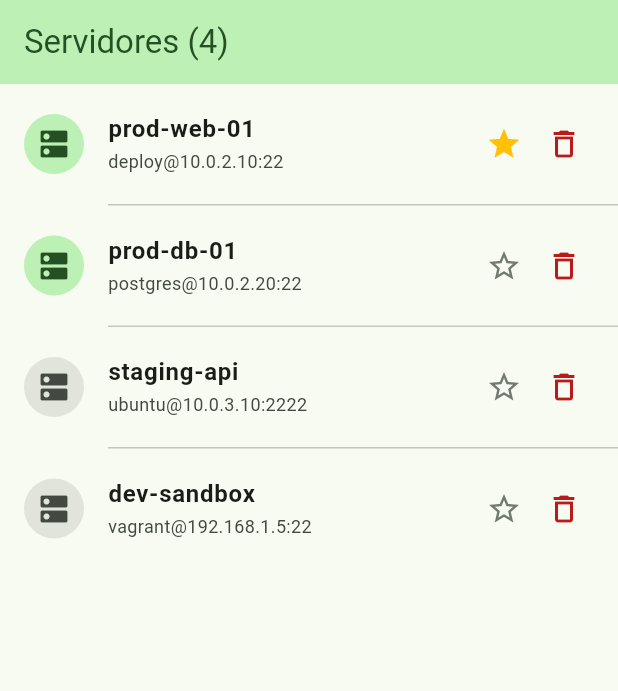
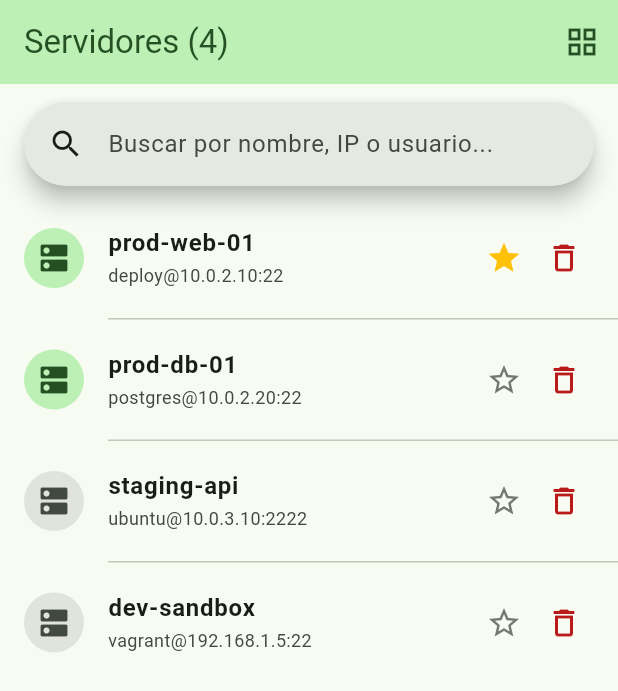
Before and after one commit to SA-1078/programacion_4_manana_colimba, a Flutter app: the screen it shows after launch, on a phone screen of 412 x 824 dp. Shown: the top 691 px of the screen. Run offline on Flutter 3.47's test engine with Material 3 defaults, Android fonts, the phone set to English and light mode, and no system bars; our stand-ins replace flutter_riverpod.

Commit message:
Clase Jueves 25 Junio 2026, Modulo_09_formularios  y modulo 10

```diff
--- a/Modulo_3/flutter/modulo09_formularios/lib/main.dart
+++ b/Modulo_3/flutter/modulo09_formularios/lib/main.dart
@@ -3,6 +3,8 @@ import 'package:flutter/material.dart';
 import 'widgets/formulario_servidor.dart';
 import 'models/servidor_ssh.dart';
 import 'widgets/fila_servidor.dart';
+import 'screens/pantalla_servidores.dart';
+import 'screens/pantalla_busqueda.dart';
 
 // ┌──────────────────────────────────────────────────────────────────┐
 // │  Cambia este número y guarda (Ctrl+S) para navegar entre pasos. │
@@ -12,27 +14,27 @@ import 'widgets/fila_servidor.dart';
 // │  4  Paso 4  GridView.builder + toggle lista/grid                │
 // │  5  Paso 5  SearchBar + filtrado en tiempo real                 │
 // └──────────────────────────────────────────────────────────────────┘
-const int paso = 3;
+const int paso = 5;
 
-void main() => runApp(
-  MaterialApp(
+void main() => runApp(MaterialApp(
   debugShowCheckedModeBanner: false,
   theme: ThemeData(
-      colorScheme: ColorScheme.fromSeed(seedColor: const Color(0xFF1B5E20)),
+    colorScheme: ColorScheme.fromSeed(
+      seedColor: const Color(0xFF1B5E20),
+    ),
     useMaterial3: true,
   ),
   home: switch (paso) {
     1 => const _Paso1(),
     2 => const _Paso2(),
     3 => const _Paso3(),
-      _ => Scaffold(
-        body: Center(child: Text('Paso $paso: crea el widget primero')),
-      ),
+    4 => const PantallaServidores(),
+    5 => const PantallaBusqueda(),
+    _ => Scaffold(body: Center(child: Text('Paso $paso no definido'))),
   },
-  ),
-);
+));
 
-// ─── Paso 1 — vive en main.dart ────────────────────────────────────────
+// ─── Paso 1 ────────────────────────────────────────────────────────────
 class _Paso1 extends StatefulWidget {
   const _Paso1();
   @override
@@ -41,10 +43,10 @@ class _Paso1 extends StatefulWidget {
 
 class _Paso1State extends State<_Paso1> {
   final _ctrlHostname = TextEditingController();
-  final _ctrlIp = TextEditingController();
-  final _ctrlPuerto = TextEditingController(text: '22');
-  final _focusIp = FocusNode();
-  final _focusPuerto = FocusNode();
+  final _ctrlIp       = TextEditingController();
+  final _ctrlPuerto   = TextEditingController(text: '22');
+  final _focusIp      = FocusNode();
+  final _focusPuerto  = FocusNode();
 
   @override
   void dispose() {
@@ -62,7 +64,7 @@ class _Paso1State extends State<_Paso1> {
 
     return Scaffold(
       appBar: AppBar(
-        title: const Text('Conexión SSH'),
+        title:           const Text('Conexión SSH'),
         backgroundColor: cs.primaryContainer,
         foregroundColor: cs.onPrimaryContainer,
       ),
@@ -72,42 +74,42 @@ class _Paso1State extends State<_Paso1> {
           crossAxisAlignment: CrossAxisAlignment.stretch,
           children: [
             TextField(
-              controller: _ctrlHostname,
-              decoration: const InputDecoration(
-                labelText: 'Hostname',
-                hintText: 'prod-web-01',
+              controller:      _ctrlHostname,
+              decoration:      const InputDecoration(
+                labelText:  'Hostname',
+                hintText:   'prod-web-01',
                 prefixIcon: Icon(Icons.dns),
-                border: OutlineInputBorder(),
+                border:     OutlineInputBorder(),
               ),
               textInputAction: TextInputAction.next,
-              onSubmitted: (_) => _focusIp.requestFocus(),
+              onSubmitted:     (_) => _focusIp.requestFocus(),
             ),
             const SizedBox(height: 12),
             TextField(
-              controller: _ctrlIp,
-              focusNode: _focusIp,
-              decoration: const InputDecoration(
-                labelText: 'Dirección IP',
-                hintText: '192.168.1.100',
+              controller:      _ctrlIp,
+              focusNode:       _focusIp,
+              decoration:      const InputDecoration(
+                labelText:  'Dirección IP',
+                hintText:   '192.168.1.100',
                 prefixIcon: Icon(Icons.router),
-                border: OutlineInputBorder(),
+                border:     OutlineInputBorder(),
               ),
-              keyboardType: TextInputType.number,
+              keyboardType:    TextInputType.number,
               textInputAction: TextInputAction.next,
-              onSubmitted: (_) => _focusPuerto.requestFocus(),
+              onSubmitted:     (_) => _focusPuerto.requestFocus(),
             ),
             const SizedBox(height: 12),
             TextField(
-              controller: _ctrlPuerto,
-              focusNode: _focusPuerto,
-              decoration: const InputDecoration(
-                labelText: 'Puerto SSH',
+              controller:      _ctrlPuerto,
+              focusNode:       _focusPuerto,
+              decoration:      const InputDecoration(
+                labelText:  'Puerto SSH',
                 prefixIcon: Icon(Icons.lock_outline),
-                border: OutlineInputBorder(),
+                border:     OutlineInputBorder(),
               ),
-              keyboardType: TextInputType.number,
+              keyboardType:    TextInputType.number,
               textInputAction: TextInputAction.done,
-              onSubmitted: (_) => FocusScope.of(context).unfocus(),
+              onSubmitted:     (_) => FocusScope.of(context).unfocus(),
             ),
             const SizedBox(height: 20),
             FilledButton.icon(
@@ -123,7 +125,7 @@ class _Paso1State extends State<_Paso1> {
                   ),
                 );
               },
-              icon: const Icon(Icons.terminal),
+              icon:  const Icon(Icons.terminal),
               label: const Text('Conectar'),
             ),
             const SizedBox(height: 8),
@@ -142,8 +144,7 @@ class _Paso1State extends State<_Paso1> {
   }
 }
 
-
-// ─── Paso 2 — vive en StatelessWidget ────────────────────────────────────────
+// ─── Paso 2 ────────────────────────────────────────────────────────────
 class _Paso2 extends StatelessWidget {
   const _Paso2();
 
@@ -164,7 +165,7 @@ class _Paso2 extends StatelessWidget {
             ScaffoldMessenger.of(context).showSnackBar(
               SnackBar(
                 content: Text(
-                    'Guardado: ${datos['nombre']} — IP: ${datos['ip']} — MAC: ${datos['mac']} — Servicios: [${datos['servicios']}]'),
+                    'Guardado: ${datos['nombre']} — ${datos['ip']}:${datos['puerto']}'),
                 behavior: SnackBarBehavior.floating,
               ),
             );
@@ -175,8 +176,7 @@ class _Paso2 extends StatelessWidget {
   }
 }
 
-
-// ─── Paso 3 —  ──────────────────────────────────────────────────
+// ─── Paso 3 ────────────────────────────────────────────────────────────
 class _Paso3 extends StatefulWidget {
   const _Paso3();
   @override
@@ -221,7 +221,8 @@ class _Paso3State extends State<_Paso3> {
                 servidor:   _servidores[i],
                 onFavorito: () => setState(() =>
                     _servidores[i].favorito = !_servidores[i].favorito),
-                onEliminar: () => setState(() => _servidores.removeAt(i)),
+                onEliminar: () =>
+                    setState(() => _servidores.removeAt(i)),
               ),
             ),
     );
--- /dev/null
+++ b/Modulo_3/flutter/modulo09_formularios/lib/screens/pantalla_busqueda.dart
@@ -0,0 +1,148 @@
+// lib/screens/pantalla_busqueda.dart
+import 'package:flutter/material.dart';
+import 'package:modulo09_formularios/widgets/tarjetaservidorgrid.dart';
+import '../models/servidor_ssh.dart';
+import '../widgets/fila_servidor.dart';
+
+class PantallaBusqueda extends StatefulWidget {
+  const PantallaBusqueda({super.key});
+  @override
+  State<PantallaBusqueda> createState() => _PantallaBusquedaState();
+}
+
+class _PantallaBusquedaState extends State<PantallaBusqueda> {
+  final _servidores = [
+    ServidorSSH(id:'1', nombre:'prod-web-01',  ip:'10.0.2.10',   puerto:22,   usuario:'deploy',   so:'Ubuntu 24.04', ssl:true,  favorito:true),
+    ServidorSSH(id:'2', nombre:'prod-db-01',   ip:'10.0.2.20',   puerto:22,   usuario:'postgres', so:'Debian 12',    ssl:true),
+    ServidorSSH(id:'3', nombre:'staging-api',  ip:'10.0.3.10',   puerto:2222, usuario:'ubuntu',   so:'Ubuntu 24.04', ssl:false),
+    ServidorSSH(id:'4', nombre:'dev-sandbox',  ip:'192.168.1.5', puerto:22,   usuario:'vagrant',  so:'Alpine Linux', ssl:false),
+  ];
+
+  String _busqueda = '';     // texto actual de la búsqueda
+  bool   _modoGrid = false;
+
+  // Getter calculado — filtra sin modificar _servidores
+  List<ServidorSSH> get _filtrados => _servidores
+      .where((s) =>
+          s.nombre.toLowerCase().contains(_busqueda.toLowerCase()) ||
+          s.ip.contains(_busqueda) ||
+          s.usuario.toLowerCase().contains(_busqueda.toLowerCase()))
+      .toList();
+
+  void _toggleFavorito(ServidorSSH s) =>
+      setState(() => s.favorito = !s.favorito);
+
+  void _eliminar(ServidorSSH s) =>
+      setState(() => _servidores.removeWhere((x) => x.id == s.id));
+
+  @override
+  Widget build(BuildContext context) {
+    final cs       = Theme.of(context).colorScheme;
+    final filtrados = _filtrados;   // evalúa el getter una sola vez
+
+    return Scaffold(
+      appBar: AppBar(
+        title:           Text('Servidores (${_servidores.length})'),
+        backgroundColor: cs.primaryContainer,
+        foregroundColor: cs.onPrimaryContainer,
+        actions: [
+          IconButton(
+            icon:      Icon(_modoGrid ? Icons.list : Icons.grid_view),
+            onPressed: () => setState(() => _modoGrid = !_modoGrid),
+            tooltip:   _modoGrid ? 'Vista lista' : 'Vista cuadrícula',
+          ),
+        ],
+      ),
+      body: Column(
+        children: [
+          // ── SearchBar ─────────────────────────────────────────────
+          Padding(
+            padding: const EdgeInsets.fromLTRB(16, 12, 16, 8),
+            child: SearchBar(
+              hintText: 'Buscar por nombre, IP o usuario...',
+              leading:  const Icon(Icons.search),
+              trailing: _busqueda.isNotEmpty
+                  ? [
+                      IconButton(
+                        icon:      const Icon(Icons.clear),
+                        onPressed: () => setState(() => _busqueda = ''),
+                      ),
+                    ]
+                  : null,
+              onChanged: (v) => setState(() => _busqueda = v),
+              padding: const WidgetStatePropertyAll(
+                EdgeInsets.symmetric(horizontal: 16),
+              ),
+            ),
+          ),
+
+          // ── Contador de resultados ────────────────────────────────
+          if (_busqueda.isNotEmpty)
+            Padding(
+              padding: const EdgeInsets.only(left: 16, bottom: 4),
+              child: Align(
+                alignment: Alignment.centerLeft,
+                child: Text(
+                  '${filtrados.length} resultado${filtrados.length == 1 ? '' : 's'}',
+                  style: Theme.of(context).textTheme.labelMedium?.copyWith(
+                    color: cs.onSurfaceVariant,
+                  ),
+                ),
+              ),
+            ),
+
+          // ── Lista o Grid ──────────────────────────────────────────
+          Expanded(
+            child: filtrados.isEmpty
+                ? Center(
+                    child: Column(
+                      mainAxisSize: MainAxisSize.min,
+                      children: [
+                        Icon(Icons.search_off,
+                            size: 56, color: cs.onSurfaceVariant),
+                        const SizedBox(height: 12),
+                        Text(
+                          'Sin resultados para "$_busqueda"',
+                          style: TextStyle(color: cs.onSurfaceVariant),
+                        ),
+                        const SizedBox(height: 8),
+                        TextButton(
+                          onPressed: () => setState(() => _busqueda = ''),
+                          child: const Text('Limpiar búsqueda'),
+                        ),
+                      ],
+                    ),
+                  )
+                : _modoGrid
+                    ? GridView.builder(
+                        padding: const EdgeInsets.all(12),
+                        gridDelegate:
+                            const SliverGridDelegateWithFixedCrossAxisCount(
+                          crossAxisCount:   2,
+                          childAspectRatio: 1.1,
+                          crossAxisSpacing: 8,
+                          mainAxisSpacing:  8,
+                        ),
+                        itemCount:   filtrados.length,
+                        itemBuilder: (ctx, i) => TarjetaServidorGrid(
+                          servidor:   filtrados[i],
+                          onFavorito: () => _toggleFavorito(filtrados[i]),
+                          onEliminar: () => _eliminar(filtrados[i]),
+                        ),
+                      )
+                    : ListView.separated(
+                        itemCount:        filtrados.length,
+                        separatorBuilder: (_, __) =>
+                            const Divider(height: 1, indent: 72),
+                        itemBuilder: (ctx, i) => FilaServidor(
+                          servidor:   filtrados[i],
+                          onFavorito: () => _toggleFavorito(filtrados[i]),
+                          onEliminar: () => _eliminar(filtrados[i]),
+                        ),
+                      ),
+          ),
+        ],
+      ),
+    );
+  }
+}
--- /dev/null
+++ b/Modulo_3/flutter/modulo10_riverpod/lib/models/servidor_ssh.dart
@@ -0,0 +1,18 @@
+// lib/models/servidor_ssh.dart
+class ServidorSSH {
+  final String id;
+  final String nombre;
+  final String ip;
+  final int    puerto;
+  final bool   ssl;
+  bool         favorito;
+
+  ServidorSSH({
+    required this.id,
+    required this.nombre,
+    required this.ip,
+    required this.puerto,
+    required this.ssl,
+    this.favorito = false,
+  });
+}
--- a/Modulo_3/flutter/modulo10_riverpod/pubspec.yaml
+++ b/Modulo_3/flutter/modulo10_riverpod/pubspec.yaml
@@ -30,6 +30,7 @@ environment:
 dependencies:
   flutter:
     sdk: flutter
+  flutter_riverpod: ^3.3.0
 
   # The following adds the Cupertino Icons font to your application.
   # Use with the CupertinoIcons class for iOS style icons.
```
Also changed, not shown: Modulo_3/flutter/modulo09_formularios/lib/screens/pantalla_servidores.dart (added, +74 -0 lines), Modulo_3/flutter/modulo09_formularios/lib/widgets/tarjetaservidorgrid.dart (added, +85 -0 lines), Modulo_3/flutter/modulo10_riverpod/lib/main.dart (+66 -93 lines), Modulo_3/flutter/modulo10_riverpod/lib/providers/servidores_provider.dart (added, +36 -0 lines), Modulo_3/flutter/modulo10_riverpod/lib/screens/pantalla_servidores.dart (added, +80 -0 lines), Modulo_3/flutter/modulo10_riverpod/pubspec.lock. Lines whose indentation alone changed are shown as unchanged.
